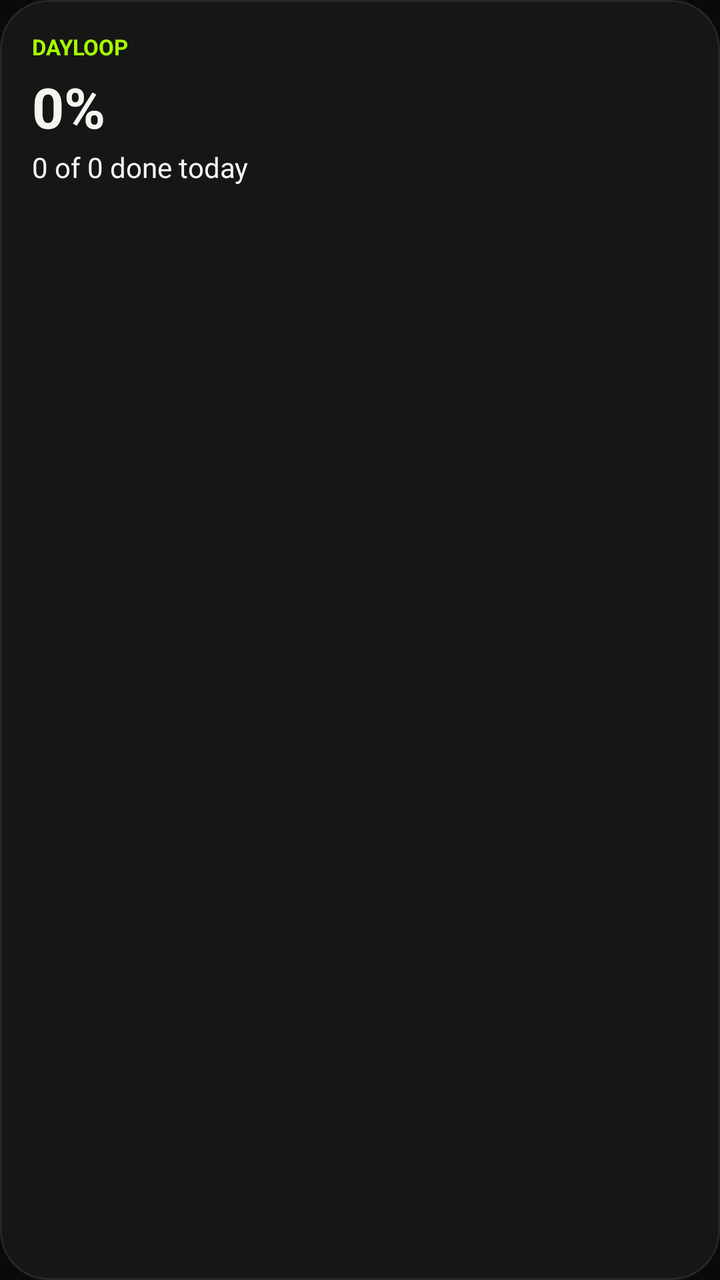
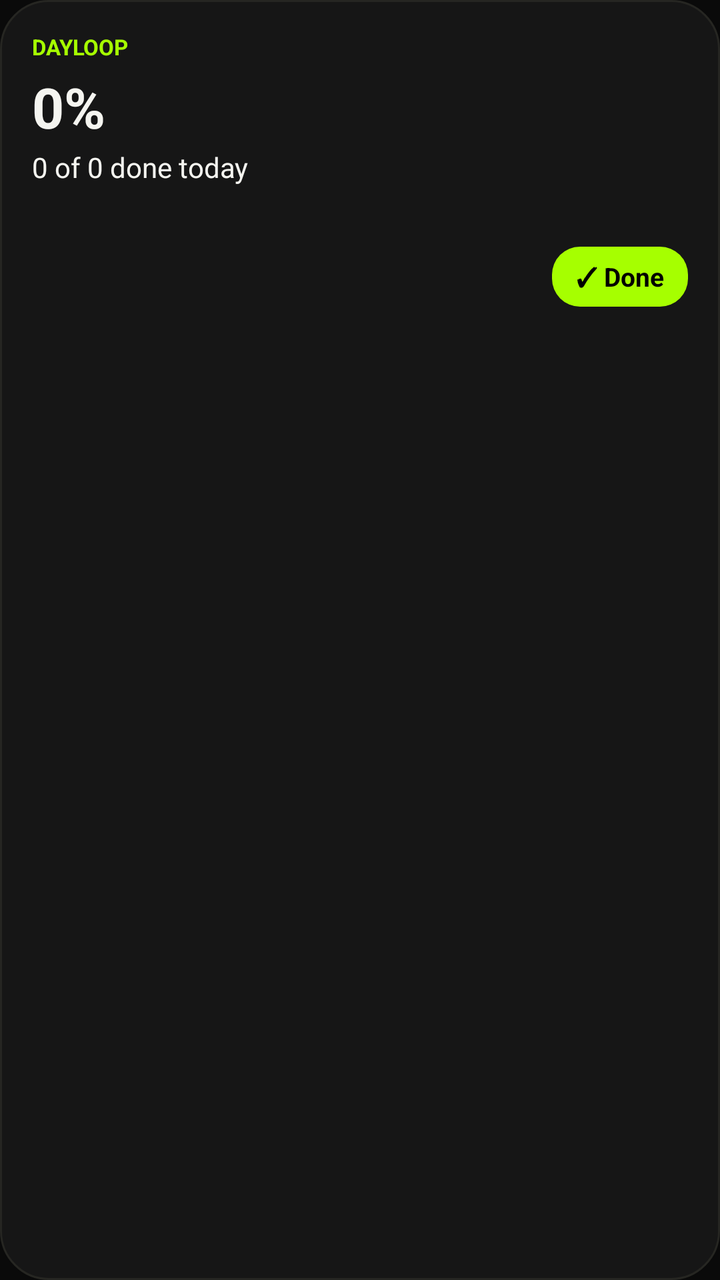

Before-and-after screenshots of an Android layout around one commit, followed by the original layout XML and the change that was made.
<!-- AndroidManifest.xml: application theme Theme.DayLoop -->
<!-- res/layout/widget_dayloop.xml -->
<?xml version="1.0" encoding="utf-8"?>
<LinearLayout xmlns:android="http://schemas.android.com/apk/res/android"
    android:id="@+id/widget_root"
    android:layout_width="match_parent"
    android:layout_height="match_parent"
    android:background="@drawable/widget_bg"
    android:orientation="vertical"
    android:padding="16dp">

    <TextView
        android:layout_width="wrap_content"
        android:layout_height="wrap_content"
        android:text="DAYLOOP"
        android:textColor="#A6FF00"
        android:textSize="11sp"
        android:textStyle="bold" />

    <TextView
        android:id="@+id/widget_percent"
        android:layout_width="wrap_content"
        android:layout_height="wrap_content"
        android:layout_marginTop="4dp"
        android:text="0%"
        android:textColor="#F5F5F0"
        android:textSize="28sp"
        android:textStyle="bold" />

    <TextView
        android:id="@+id/widget_counts"
        android:layout_width="wrap_content"
        android:layout_height="wrap_content"
        android:layout_marginTop="2dp"
        android:text="0 of 0 done today"
        android:textColor="#F5F5F0"
        android:textSize="14sp" />

    <TextView
        android:id="@+id/widget_next"
        android:layout_width="wrap_content"
        android:layout_height="wrap_content"
        android:layout_marginTop="4dp"
        android:text=""
        android:textColor="#9B9B94"
        android:textSize="12sp" />
</LinearLayout>
<!-- resources referenced by this layout -->
<resources>
  <!-- drawable widget_bg (drawable) -->
  <?xml version="1.0" encoding="utf-8"?>
  <shape xmlns:android="http://schemas.android.com/apk/res/android"
      android:shape="rectangle">
      <corners android:radius="24dp" />
      <solid android:color="#161616" />
      <stroke
          android:width="1dp"
          android:color="#262622" />
  </shape>
  <style name="Theme.DayLoop" parent="android:Theme.Material.NoActionBar">
          <item name="android:windowBackground">@color/ink</item>
          <item name="android:statusBarColor">@color/ink</item>
          <item name="android:navigationBarColor">@color/ink</item>
      </style>
  <color name="ink">#FF0A0A0A</color>
</resources>

<!-- the commit's change to res/layout/widget_dayloop.xml (unified diff, before → after) -->
@@ -42,4 +42,37 @@
         android:text=""
         android:textColor="#9B9B94"
         android:textSize="12sp" />
+
+    <LinearLayout
+        android:layout_width="match_parent"
+        android:layout_height="wrap_content"
+        android:layout_marginTop="10dp"
+        android:gravity="center_vertical"
+        android:orientation="horizontal">
+
+        <TextView
+            android:id="@+id/widget_nextitem"
+            android:layout_width="0dp"
+            android:layout_height="wrap_content"
+            android:layout_weight="1"
+            android:ellipsize="end"
+            android:maxLines="1"
+            android:text=""
+            android:textColor="#F5F5F0"
+            android:textSize="13sp" />
+
+        <TextView
+            android:id="@+id/widget_done_btn"
+            android:layout_width="wrap_content"
+            android:layout_height="wrap_content"
+            android:background="@drawable/widget_done_bg"
+            android:paddingStart="12dp"
+            android:paddingTop="6dp"
+            android:paddingEnd="12dp"
+            android:paddingBottom="6dp"
+            android:text="✓ Done"
+            android:textColor="#000000"
+            android:textSize="13sp"
+            android:textStyle="bold" />
+    </LinearLayout>
 </LinearLayout>
<!-- resource entries referenced after the edit -->
@@ -10,6 +10,13 @@
           android:width="1dp"
           android:color="#262622" />
   </shape>
+  <!-- drawable widget_done_bg (drawable) -->
+  <?xml version="1.0" encoding="utf-8"?>
+  <shape xmlns:android="http://schemas.android.com/apk/res/android"
+      android:shape="rectangle">
+      <corners android:radius="14dp" />
+      <solid android:color="#A6FF00" />
+  </shape>
   <style name="Theme.DayLoop" parent="android:Theme.Material.NoActionBar">
           <item name="android:windowBackground">@color/ink</item>
           <item name="android:statusBarColor">@color/ink</item>
